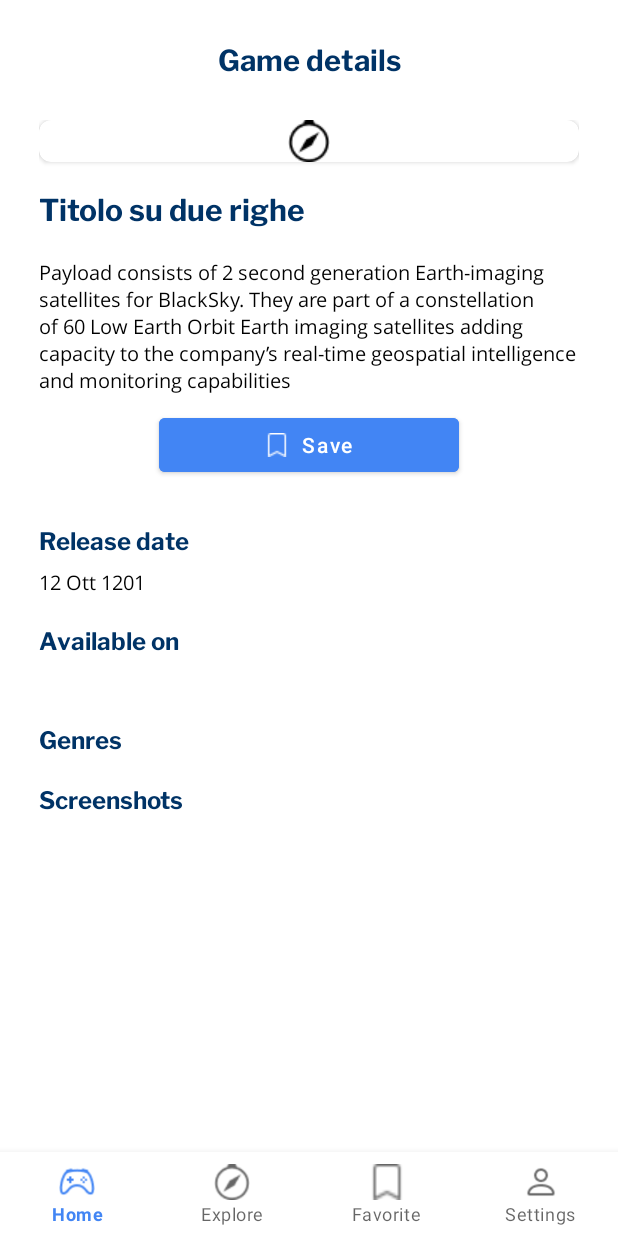
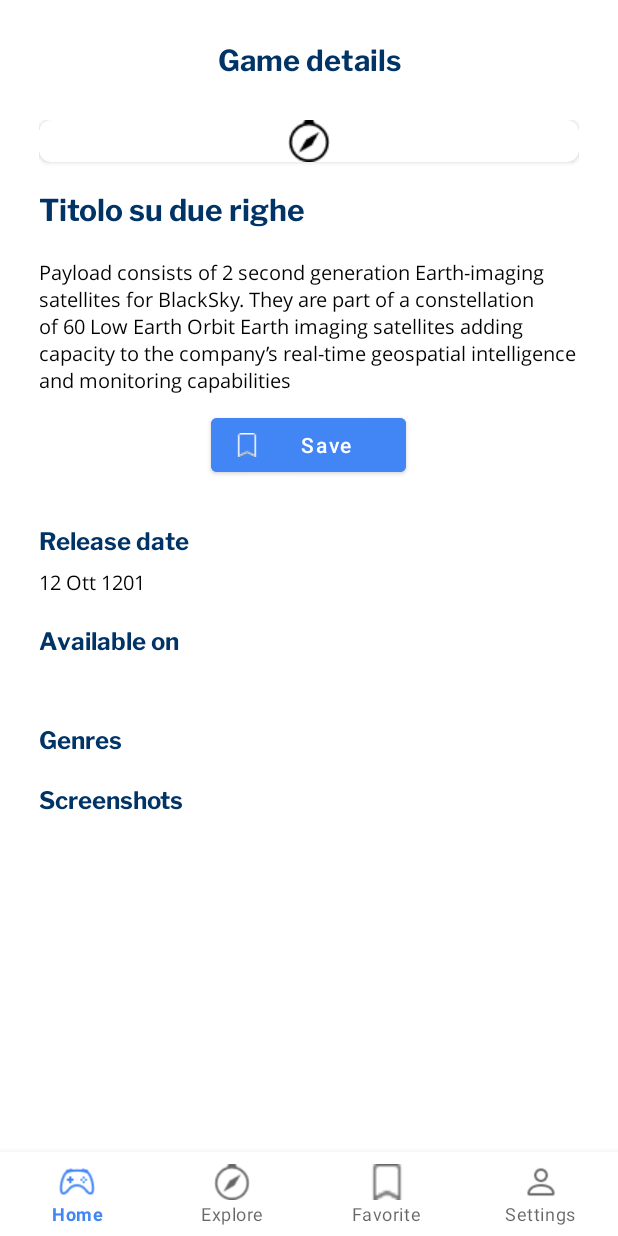
Before and after one commit to francescobarbieri/GameBuzz, an Android app: the fragment DetailsFragment placed in its activity, on a phone screen of 412 x 824 dp. Run offline under Robolectric (Android 15) with nearby library versions, the light colour scheme and no system bars; our stand-ins replace Firebase (no records; nobody signed in at launch, a user with empty details on screens opened directly), Room's generated code, navigation-ui; pictures from the network do not load; 12 statements that could not run were skipped.

Commit message:
fixing add/delete favorite behaviour and favorite button in details icon animation

```diff
--- a/app/src/main/java/com/gamebuzz/data/repository/game/GameRepositoryWithLiveData.java
+++ b/app/src/main/java/com/gamebuzz/data/repository/game/GameRepositoryWithLiveData.java
@@ -70,9 +70,7 @@ public class GameRepositoryWithLiveData implements IGamesRepositoryWithLiveData,
     public void updateGames(Game game) {
         gamesLocalDataSource.updateGames(game);
 
-        Log.e(TAG, "Msg: " +  game.getFavorite());
-
-        if(!game.getFavorite()) {
+        if(game.getFavorite()) {
             backupDataSource.addFavoriteGames(game);
         } else {
             backupDataSource.deleteFavoriteGames(game);
--- a/app/src/main/res/layout/fragment_details.xml
+++ b/app/src/main/res/layout/fragment_details.xml
@@ -116,7 +116,7 @@
 
             <Button
                 android:id="@+id/details_favorite_button"
-                android:layout_width="200dp"
+                android:layout_width="130dp"
                 android:layout_height="wrap_content"
                 android:layout_gravity="center"
                 android:layout_marginTop="10dp"
@@ -124,7 +124,6 @@
                 android:backgroundTint="@color/main_azure"
                 android:text="Save"
                 android:textAllCaps="false"
-                app:icon="@drawable/bookmark"
                 app:iconGravity="textStart" />
 
             <TextView
```
Also changed, not shown: app/src/main/java/com/gamebuzz/ui/main/DetailsFragment.java (+11 -1 lines), app/src/main/res/drawable/bookmark.png, app/src/main/res/drawable/bookmarkcheckfill.png.
